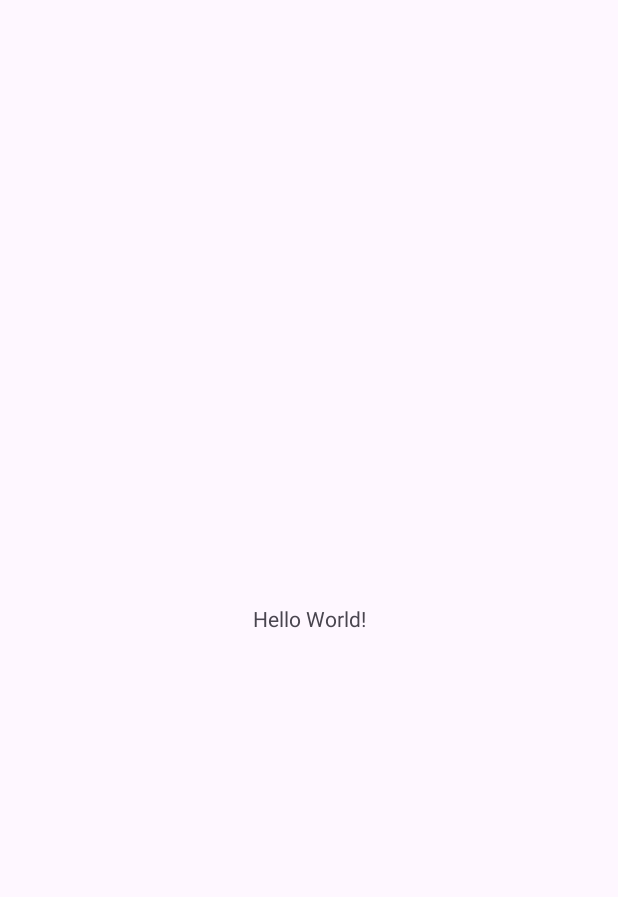
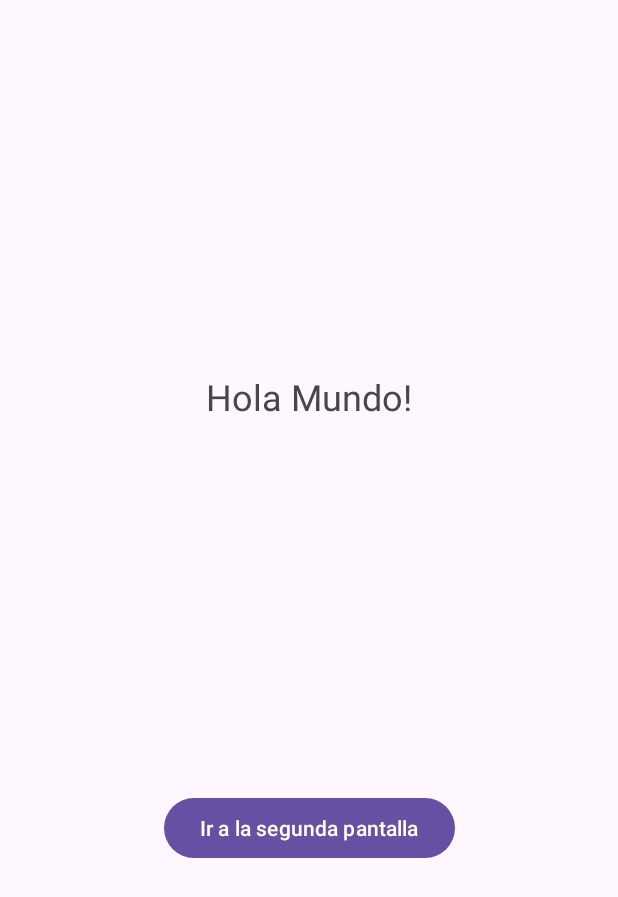
Before and after one commit to Palmxl/Taller-2-ICM, an Android app: the screen it shows after launch (MainActivity), on a phone screen of 412 x 824 dp. Before the commit the part shown is almost empty. Shown: the top 897 px of the screen. Run offline under Robolectric (Android 15) with nearby library versions, the phone set to English and light mode, and no system bars.

```diff
--- a/app/src/main/java/com/example/taller2_icm/MainActivity.kt
+++ b/app/src/main/java/com/example/taller2_icm/MainActivity.kt
@@ -1,20 +1,22 @@
 package com.example.taller2_icm
 
+import android.content.Intent
 import android.os.Bundle
-import androidx.activity.enableEdgeToEdge
 import androidx.appcompat.app.AppCompatActivity
-import androidx.core.view.ViewCompat
-import androidx.core.view.WindowInsetsCompat
+import android.widget.Button
 
 class MainActivity : AppCompatActivity() {
     override fun onCreate(savedInstanceState: Bundle?) {
         super.onCreate(savedInstanceState)
-        enableEdgeToEdge()
         setContentView(R.layout.activity_main)
-        ViewCompat.setOnApplyWindowInsetsListener(findViewById(R.id.main)) { v, insets ->
-            val systemBars = insets.getInsets(WindowInsetsCompat.Type.systemBars())
-            v.setPadding(systemBars.left, systemBars.top, systemBars.right, systemBars.bottom)
-            insets
+
+        // Buscar el botón por su id
+        val botonIr = findViewById<Button>(R.id.botonIr)
+
+        // Al presionar el botón, ir a la segunda pantalla
+        botonIr.setOnClickListener {
+            val intent = Intent(this, MapaActivity::class.java)
+            startActivity(intent)
         }
     }
 }
--- /dev/null
+++ b/app/src/main/res/drawable/round_corners.xml
@@ -0,0 +1,5 @@
+<shape xmlns:android="http://schemas.android.com/apk/res/android"
+    android:shape="rectangle">
+    <solid android:color="#CCFFFFFF" />
+    <corners android:radius="12dp" />
+</shape>
--- a/app/src/main/res/layout/activity_main.xml
+++ b/app/src/main/res/layout/activity_main.xml
@@ -1,5 +1,6 @@
 <?xml version="1.0" encoding="utf-8"?>
-<androidx.constraintlayout.widget.ConstraintLayout xmlns:android="http://schemas.android.com/apk/res/android"
+<androidx.constraintlayout.widget.ConstraintLayout
+    xmlns:android="http://schemas.android.com/apk/res/android"
     xmlns:app="http://schemas.android.com/apk/res-auto"
     xmlns:tools="http://schemas.android.com/tools"
     android:id="@+id/main"
@@ -7,13 +8,36 @@
     android:layout_height="match_parent"
     tools:context=".MainActivity">
 
+    <!-- Texto de bienvenida -->
     <TextView
+        android:id="@+id/textoPrincipal"
         android:layout_width="wrap_content"
         android:layout_height="wrap_content"
-        android:text="Hello World!"
-        app:layout_constraintBottom_toBottomOf="parent"
+        android:text="Hola Mundo!"
+        android:textSize="24sp"
+        app:layout_constraintTop_toTopOf="parent"
+        app:layout_constraintStart_toStartOf="parent"
         app:layout_constraintEnd_toEndOf="parent"
+        app:layout_constraintBottom_toTopOf="@+id/contenedorBoton"
+        app:layout_constraintVertical_bias="0.4"/>
+
+    <!-- Contenedor del botón -->
+    <LinearLayout
+        android:id="@+id/contenedorBoton"
+        android:layout_width="wrap_content"
+        android:layout_height="wrap_content"
+        android:orientation="vertical"
+        app:layout_constraintTop_toBottomOf="@id/textoPrincipal"
         app:layout_constraintStart_toStartOf="parent"
-        app:layout_constraintTop_toTopOf="parent" />
+        app:layout_constraintEnd_toEndOf="parent"
+        app:layout_constraintBottom_toBottomOf="parent">
+
+        <!-- Botón que lleva a la otra pantalla -->
+        <Button
+            android:id="@+id/botonIr"
+            android:layout_width="wrap_content"
+            android:layout_height="wrap_content"
+            android:text="Ir a la segunda pantalla" />
+    </LinearLayout>
 
 </androidx.constraintlayout.widget.ConstraintLayout>
--- a/app/src/main/res/values/strings.xml
+++ b/app/src/main/res/values/strings.xml
@@ -1,3 +1,4 @@
 <resources>
     <string name="app_name">Taller2-ICM</string>
+    <string name="title_activity_mapa">MapaActivity</string>
 </resources>
--- a/build.gradle.kts
+++ b/build.gradle.kts
@@ -2,4 +2,5 @@
 plugins {
     alias(libs.plugins.android.application) apply false
     alias(libs.plugins.kotlin.android) apply false
+    alias(libs.plugins.google.android.libraries.mapsplatform.secrets.gradle.plugin) apply false
 }
```
Also changed, not shown: app/build.gradle.kts (+10 -3 lines), app/src/main/AndroidManifest.xml (+26 -0 lines), app/src/main/java/com/example/taller2_icm/MapaActivity.kt (added, +231 -0 lines), app/src/main/res/layout/activity_mapa.xml (added, +35 -0 lines), app/src/main/res/raw/style_dark.json (added, +34 -0 lines), app/src/main/res/raw/style_light.json (added, +30 -0 lines), gradle/libs.versions.toml (+6 -2 lines), gradle/wrapper/gradle-wrapper.properties.
